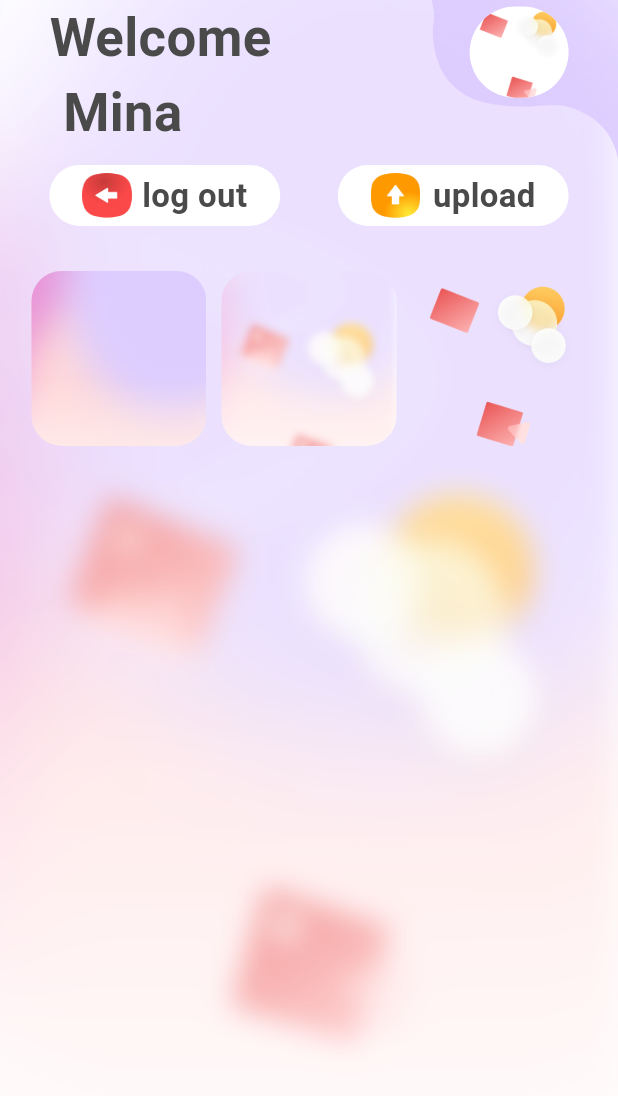
After one commit to YoussifMo7amed/my_gallery, a Flutter app: the HomeScreen screen opened directly, on a phone screen of 412 x 824 dp. The commit adds this screen. Shown: the top 1096 px of the screen. Run offline on Flutter 3.47's test engine with Material 3 defaults, Android fonts, the light colour scheme and no system bars; our stand-ins replace dio, flutter_bloc, flutter_screenutil, flutter_svg, fluttertoast, freezed_annotation and 6 more; accounts and stored records are empty; generated files the repository leaves out were written again.

Commit message:
home ui done

```diff
--- /dev/null
+++ b/lib/core/common/widgets/custom_home_container.dart
@@ -0,0 +1,38 @@
+import 'package:flutter/material.dart';
+import 'package:flutter_screenutil/flutter_screenutil.dart';
+import 'package:my_gallery/core/common/widgets/text_app.dart';
+import 'package:my_gallery/core/styles/fonts/font_wieght_helper.dart';
+import 'package:my_gallery/core/theme/colors.dart';
+import 'package:my_gallery/core/theme/styles.dart';
+
+
+class CustomHomeContainer extends StatelessWidget {
+  const CustomHomeContainer({ required this.image, required this.text,super.key,required this.onTap,});
+final String image;
+final String text;
+final Function()? onTap;
+  @override
+  Widget build(BuildContext context) {
+    return InkWell(
+      onTap:onTap ,
+      child: Container(
+        height: 40.h,
+        width: 140.w,
+        decoration: BoxDecoration(
+          borderRadius: BorderRadius.circular(20),
+          color: Colors.white,
+        ),
+        child: Padding(
+          padding: EdgeInsets.symmetric(horizontal: 20.w),
+          child: Row(
+            mainAxisAlignment: MainAxisAlignment.spaceBetween,
+            children: [
+              Image.asset(height: 30.h, width: 30.w,image),
+              TextApp(text: text, theme: TextStyle(fontSize: 20.sp,fontWeight:FontweightHelper.bold ,color: ColorsManager.textColor),),
+            ],
+          ),
+        ),
+      ),
+    );
+  }
+}
--- a/lib/core/routes/app_router.dart
+++ b/lib/core/routes/app_router.dart
@@ -6,6 +6,7 @@ import 'package:my_gallery/core/routes/base_routes.dart';
 import 'package:my_gallery/core/routes/routers.dart';
 import 'package:my_gallery/features/auth/presentation/bloc/auth/auth_cubit.dart';
 import 'package:my_gallery/features/auth/presentation/screens/login_screen.dart';
+import 'package:my_gallery/features/home/presentation/screens/home_screen.dart';
 
 class AppRouter {
   static Route<void> generateroutes(RouteSettings settings) {
@@ -17,7 +18,8 @@ class AppRouter {
           create: (context) => sl<AuthCubit>(),
           child: const LoginScreen(),
         ));
-
+case Routes.home:
+        return BaseRoute(page: const HomeScreen());
       default:
         return BaseRoute(page: const UnderBuildScreen());
     }
--- a/lib/core/styles/images/app_images.dart
+++ b/lib/core/styles/images/app_images.dart
@@ -5,5 +5,8 @@ class AppImages {
   static const bluredContainer = 'assets/svgs/blured_container.svg';
   static const cameraLogo = 'assets/images/features/cameralogo.png';
   static const loginShapes = 'assets/images/features/login_shapes.png';
-
+ static const homeScreen = 'assets/images/features/home.png';
+ static const homeShape ='assets/svgs/home_shape.svg';
+ static const logout = 'assets/images/features/logout.png';
+ static const upload = 'assets/images/features/upload.png';
 }
--- a/lib/core/theme/styles.dart
+++ b/lib/core/theme/styles.dart
@@ -17,5 +17,10 @@ class TextStyles {
     fontWeight: FontweightHelper.bold,
     color: ColorsManager.textColor,
   );
+   static TextStyle font32deepgreysemiBold = TextStyle(
+    fontSize: 32.sp,
+    fontWeight: FontweightHelper.semiBold,
+    color: ColorsManager.textColor,
+  );
 
 }
--- a/lib/features/auth/data/model/login_responce.dart
+++ b/lib/features/auth/data/model/login_responce.dart
@@ -7,7 +7,7 @@ class LoginResponce {
 
   factory LoginResponce.fromJson(Map<String, dynamic> json) =>
       _$LoginResponceFromJson(json);
-  LoginDataModel? data;
+late  LoginDataModel? data;
 }
 
 @JsonSerializable()
@@ -17,7 +17,7 @@ class LoginDataModel {
   factory LoginDataModel.fromJson(Map<String, dynamic> json) =>
       _$LoginDataModelFromJson(json);
   LoginModel? login;
-  String?token;
+ final String? token;
 }
 
 @JsonSerializable()
--- a/lib/features/auth/presentation/bloc/auth/auth_cubit.dart
+++ b/lib/features/auth/presentation/bloc/auth/auth_cubit.dart
@@ -1,7 +1,10 @@
 import 'package:flutter/material.dart';
 import 'package:flutter_bloc/flutter_bloc.dart';
 import 'package:freezed_annotation/freezed_annotation.dart';
+import 'package:my_gallery/core/service/shared_pref/pref_keys.dart';
+import 'package:my_gallery/core/service/shared_pref/shared_pref.dart';
 import 'package:my_gallery/features/auth/data/model/login_request.dart';
+import 'package:my_gallery/features/auth/data/model/login_responce.dart';
 import 'package:my_gallery/features/auth/data/repos/auth_repo.dart';
 
 part 'auth_state.dart';
@@ -15,8 +18,9 @@ final emailController = TextEditingController();
   Future<void> login({required String email,required String password}) async {
     emit(const AuthState.loading());
     final response = await _repos.login(LoginRequestBody(email: email, password: password));
-    response.when(success: (value) {
-      emit(AuthState.success());
+    response.when(success: (loginData)async {
+
+      emit(AuthState.success( login: loginData));
     }, failure: (error) {
       emit(AuthState.error(error: error));
     });
--- a/lib/features/auth/presentation/bloc/auth/auth_state.dart
+++ b/lib/features/auth/presentation/bloc/auth/auth_state.dart
@@ -5,5 +5,5 @@ class AuthState with _$AuthState {
   const factory AuthState.initial() = _Initial;
     const factory AuthState.loading() = _LoadingState;
   const factory AuthState.error({required String error}) = _ErrorState;
-  const factory AuthState.success() = _SuccessState;
+  const factory AuthState.success({required LoginResponce login}) = _SuccessState;
 }
--- a/lib/features/auth/presentation/widgets/login_buttom.dart
+++ b/lib/features/auth/presentation/widgets/login_buttom.dart
@@ -4,7 +4,6 @@ import 'package:flutter_screenutil/flutter_screenutil.dart';
 import 'package:my_gallery/core/common/toast/show_toast.dart';
 import 'package:my_gallery/core/common/widgets/custom_button.dart';
 import 'package:my_gallery/core/routes/routers.dart';
-import 'package:my_gallery/core/styles/fonts/font_wieght_helper.dart';
 import 'package:my_gallery/features/auth/presentation/bloc/auth/auth_cubit.dart';
 
 class LoginButtom extends StatelessWidget {
@@ -15,7 +14,7 @@ class LoginButtom extends StatelessWidget {
     return BlocConsumer<AuthCubit, AuthState>(
       listener: (context, state) {
         state.whenOrNull(
-          success: () {
+          success: (loginData)async {
             ShowToast.showToastSuccessTop(
               message: 'Login successfully',
             );
--- /dev/null
+++ b/lib/features/home/presentation/refactors/home_body.dart
@@ -0,0 +1,27 @@
+import 'package:flutter/cupertino.dart';
+import 'package:flutter/material.dart';
+import 'package:my_gallery/features/home/presentation/widgets/home_buttoms.dart';
+import 'package:my_gallery/features/home/presentation/widgets/home_grade_view.dart';
+import 'package:my_gallery/features/home/presentation/widgets/home_tittle_and_image.dart';
+
+class HomeBody extends StatelessWidget {
+  const HomeBody({super.key});
+
+  @override
+  Widget build(BuildContext context) {
+    return  SafeArea(
+        child: Column(
+      children: [
+        // Home Tittle and Image
+        const HomeTittleAndImage(),
+        const SizedBox(height: 10),
+        // Home Buttoms
+        const HomeButtoms(),
+
+        const SizedBox(height: 20),
+         //Images
+         Expanded(child: ImageGridView()),
+      ],
+    ));
+  }
+}
--- /dev/null
+++ b/lib/features/home/presentation/screens/home_screen.dart
@@ -0,0 +1,46 @@
+import 'package:flutter/cupertino.dart';
+import 'package:flutter/material.dart';
+import 'package:flutter/services.dart';
+import 'package:flutter_screenutil/flutter_screenutil.dart';
+import 'package:flutter_svg/svg.dart';
+import 'package:my_gallery/core/styles/images/app_images.dart';
+import 'package:my_gallery/features/home/presentation/refactors/home_body.dart';
+
+class HomeScreen extends StatelessWidget {
+  const HomeScreen({super.key});
+
+  @override
+  Widget build(BuildContext context) {
+    return Scaffold(
+
+      body: SafeArea(
+        child: Stack(
+          children: [
+            Stack(
+              children: [
+               Container(
+                constraints: const BoxConstraints.expand(),
+                child: Expanded(child: SvgPicture.asset(
+                  height: 100.h,
+                  width: 100.w,
+                  AppImages.homeShape))),
+                Container(
+                  constraints: const BoxConstraints.expand(),
+                  decoration: const BoxDecoration(
+                    image: DecorationImage(
+                      image: AssetImage(AppImages.homeScreen),
+                      fit: BoxFit.cover,
+                    ),
+                  ),
+                ),
+
+              ],
+            ),
+            //Login Body
+            const Expanded(child: HomeBody()),
+          ],
+        ),
+      ),
+    );
+  }
+}
--- /dev/null
+++ b/lib/features/home/presentation/widgets/home_buttoms.dart
@@ -0,0 +1,32 @@
+import 'package:flutter/cupertino.dart';
+import 'package:flutter_screenutil/flutter_screenutil.dart';
+import 'package:my_gallery/core/common/widgets/custom_home_container.dart';
+import 'package:my_gallery/core/styles/images/app_images.dart';
+
+class HomeButtoms extends StatelessWidget {
+  const HomeButtoms({super.key});
+
+  @override
+  Widget build(BuildContext context) {
+    return Padding(
+      padding: EdgeInsets.symmetric(horizontal: 30.w),
+      child:  Row(
+        children: [
+         CustomHomeContainer(
+          onTap: () {
+
+          },
+          image: AppImages.logout, text: 'log out',),
+
+          Spacer(),
+
+          CustomHomeContainer(
+            onTap: () {
+
+            },
+            image: AppImages.upload, text: 'upload',),
+        ],
+      ),
+    );
+  }
+}
--- /dev/null
+++ b/lib/features/home/presentation/widgets/home_grade_view.dart
@@ -0,0 +1,37 @@
+import 'package:flutter/cupertino.dart';
+import 'package:flutter_screenutil/flutter_screenutil.dart';
+import 'package:my_gallery/core/styles/images/app_images.dart';
+
+class ImageGridView extends StatelessWidget {
+  final List<String> imagePaths = [
+  AppImages.appBackground,
+  AppImages.homeScreen,
+  AppImages.loginShapes,
+    // Add paths for all images
+  ];
+
+  @override
+  Widget build(BuildContext context) {
+    return Padding(
+      padding:  EdgeInsets.symmetric(horizontal: 10.w),
+      child: GridView.builder(
+        gridDelegate: SliverGridDelegateWithFixedCrossAxisCount(
+          crossAxisCount: 3, // Number of columns
+          crossAxisSpacing: 10.0,
+          mainAxisSpacing: 10.0,
+        ),
+        itemCount: imagePaths.length,
+        itemBuilder: (context, index) {
+          return ClipRRect(
+            borderRadius: BorderRadius.circular(20.0),
+            child: Image.asset(
+              imagePaths[index],
+              fit: BoxFit.cover,
+            ),
+          );
+        },
+        padding: EdgeInsets.all(10.0),
+      ),
+    );
+  }
+}
--- /dev/null
+++ b/lib/features/home/presentation/widgets/home_tittle_and_image.dart
@@ -0,0 +1,39 @@
+import 'package:flutter/cupertino.dart';
+import 'package:flutter/material.dart';
+import 'package:flutter_screenutil/flutter_screenutil.dart';
+import 'package:my_gallery/core/common/widgets/text_app.dart';
+import 'package:my_gallery/core/styles/images/app_images.dart';
+import 'package:my_gallery/core/theme/styles.dart';
+
+class HomeTittleAndImage extends StatelessWidget {
+  const HomeTittleAndImage({super.key});
+
+  @override
+  Widget build(BuildContext context) {
+    return  Padding(
+      padding:  EdgeInsets.symmetric(horizontal: 30.w),
+      child: Row(
+        children: [
+          TextApp(text: 'Welcome\n Mina', theme: TextStyles.font32deepgreysemiBold),
+
+          const Spacer(),
+          Padding(
+            padding:  EdgeInsets.only(bottom: 30.h,right: 0.w),
+            child: Container(
+              height: 60.h,
+              width: 60.w,
+              decoration:  BoxDecoration(
+                borderRadius: BorderRadius.circular(50),
+                color: Colors.white,
+                image: DecorationImage(
+                  image: AssetImage(AppImages.loginShapes,),
+                  fit: BoxFit.cover,
+                ),
+              ),
+            ),
+          )
+        ],
+      ),
+    );
+  }
+}
--- a/lib/my_gallery.dart
+++ b/lib/my_gallery.dart
@@ -3,6 +3,8 @@ import 'package:flutter_screenutil/flutter_screenutil.dart';
 import 'package:my_gallery/core/di/injection_container.dart';
 import 'package:my_gallery/core/routes/app_router.dart';
 import 'package:my_gallery/core/routes/routers.dart';
+import 'package:my_gallery/core/service/shared_pref/pref_keys.dart';
+import 'package:my_gallery/core/service/shared_pref/shared_pref.dart';
 
 
 class MyGallery extends StatelessWidget {
@@ -17,7 +19,12 @@ class MyGallery extends StatelessWidget {
         debugShowCheckedModeBanner: false,
         navigatorKey: sl<GlobalKey<NavigatorState>>(),
         onGenerateRoute: AppRouter.generateroutes,
-        initialRoute: Routes.login,
+        initialRoute:SharedPref()
+                                .getString(PrefKeys.accessToken) !=
+                            null?
+
+                             Routes.home
+                        : Routes.login,
       ),
     );
   }
--- a/pubspec.yaml
+++ b/pubspec.yaml
@@ -24,6 +24,7 @@ dependencies:
   pretty_dio_logger: ^1.3.1
   retrofit: ^4.0.3
   shared_preferences: ^2.2.2
+  svg_flutter: ^0.0.1
 dev_dependencies:
   build_runner: ^2.4.8
   flutter_launcher_icons: ^0.13.1
```
Also changed, not shown: assets/images/features/home.png (added), assets/images/features/logout.png (added), assets/images/features/upload.png (added), assets/svgs/blured_container.svg (deleted), assets/svgs/home_shape.svg (added), lib/features/auth/presentation/bloc/auth/auth_cubit.freezed.dart, pubspec.lock.
